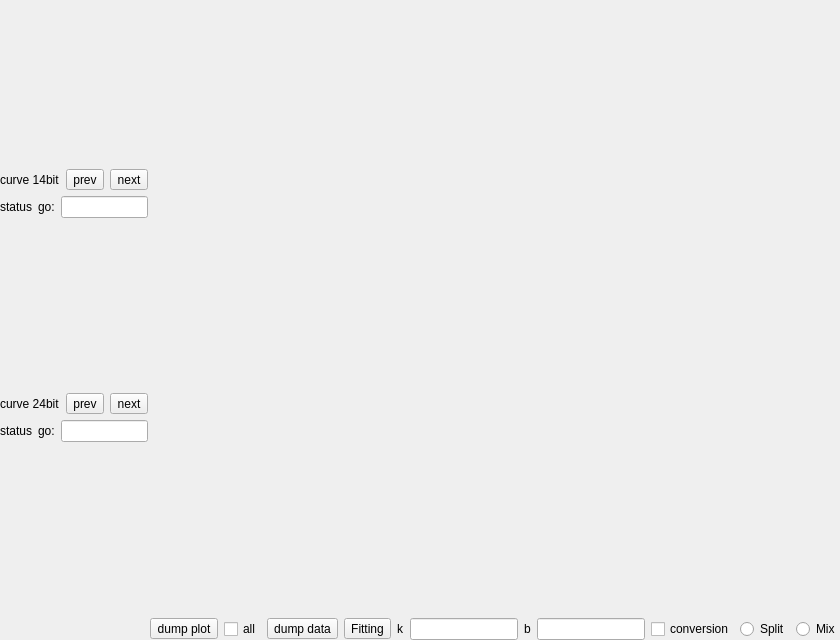
First picture: the form in src/form/plot/formplothistory.ui, repository MRsoymilk/MySerial, before the edit.
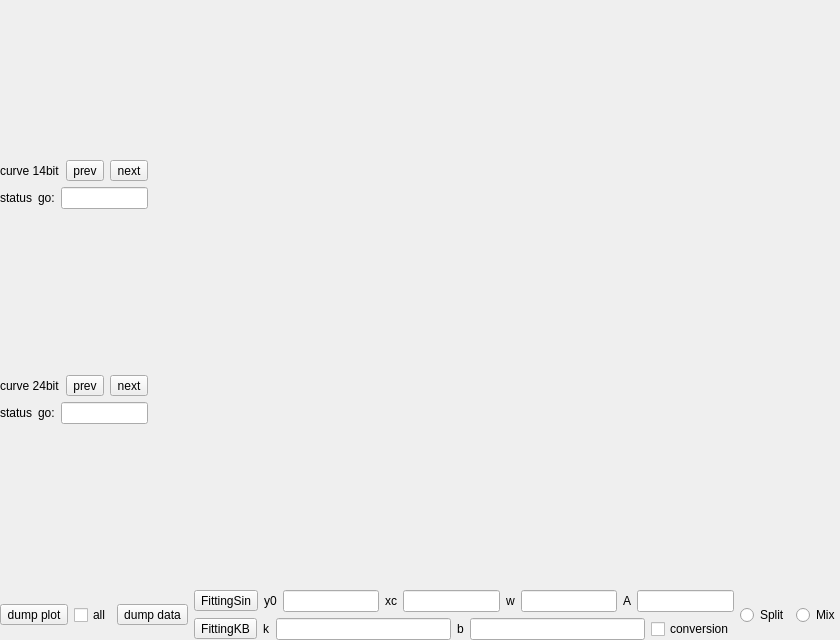
Second picture: the form after the edit.

Commit message: show fitting curve in plot-history

What changed in the file:
```diff
--- a/src/form/plot/formplothistory.ui
+++ b/src/form/plot/formplothistory.ui
@@ -178,11 +178,64 @@
       </widget>
      </item>
      <item>
-      <layout class="QHBoxLayout" name="hLayFitting">
+      <layout class="QVBoxLayout" name="vLayFitting">
        <item>
-        <widget class="QToolButton" name="toolButtonFitting">
+        <layout class="QHBoxLayout" name="hLayFittingSin">
+         <item>
+          <widget class="QToolButton" name="tBtnFittingSin">
          <property name="text">
-          <string>Fitting</string>
+            <string>FittingSin</string>
+           </property>
+          </widget>
+         </item>
+         <item>
+          <widget class="QLabel" name="label_y0">
+           <property name="text">
+            <string>y0</string>
+           </property>
+          </widget>
+         </item>
+         <item>
+          <widget class="QLineEdit" name="lineEdit_y0"/>
+         </item>
+         <item>
+          <widget class="QLabel" name="label_xc">
+           <property name="text">
+            <string>xc</string>
+           </property>
+          </widget>
+         </item>
+         <item>
+          <widget class="QLineEdit" name="lineEdit_xc"/>
+         </item>
+         <item>
+          <widget class="QLabel" name="label_w">
+           <property name="text">
+            <string>w</string>
+           </property>
+          </widget>
+         </item>
+         <item>
+          <widget class="QLineEdit" name="lineEdit_w"/>
+         </item>
+         <item>
+          <widget class="QLabel" name="label_A">
+           <property name="text">
+            <string>A</string>
+           </property>
+          </widget>
+         </item>
+         <item>
+          <widget class="QLineEdit" name="lineEdit_A"/>
+         </item>
+        </layout>
+       </item>
+       <item>
+        <layout class="QHBoxLayout" name="hLayFittingKB">
+         <item>
+          <widget class="QToolButton" name="tBtnFittingKB">
+           <property name="text">
+            <string>FittingKB</string>
          </property>
         </widget>
        </item>
@@ -212,6 +265,8 @@
           <string>conversion</string>
          </property>
         </widget>
+         </item>
+        </layout>
        </item>
       </layout>
      </item>
```
Lines whose indentation alone changed are shown as unchanged. The commit also changes 5 other files.
